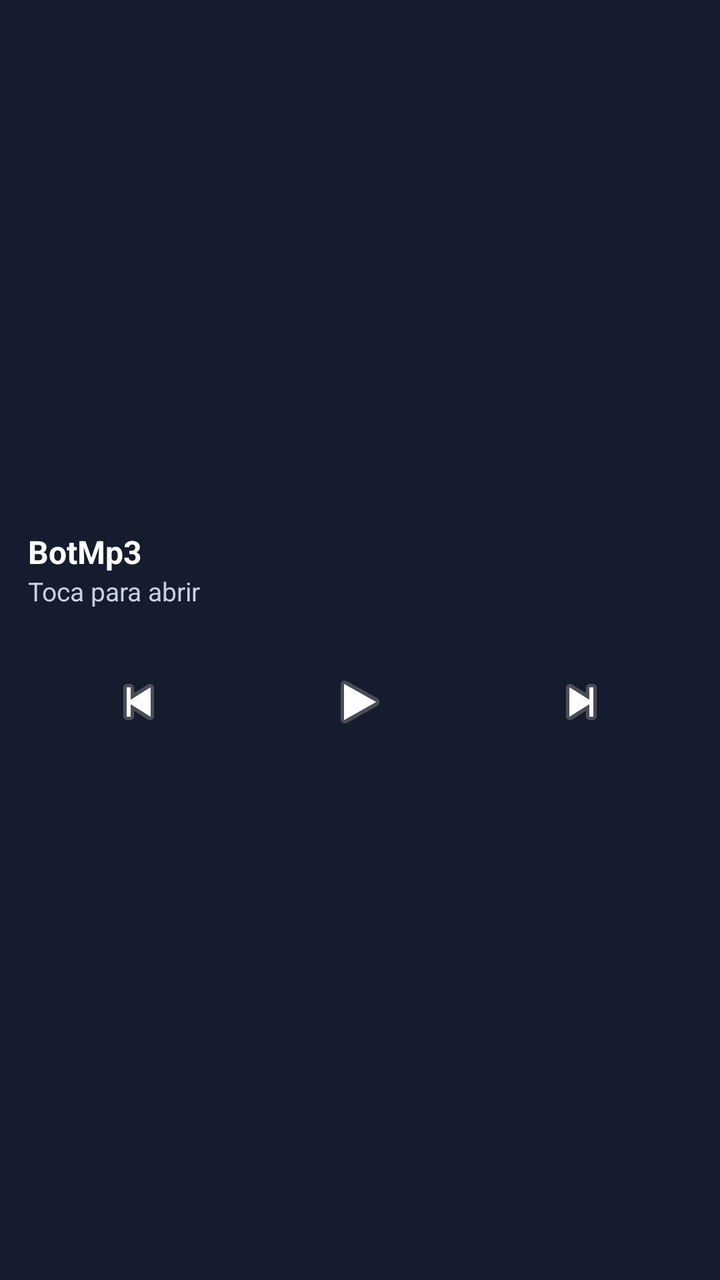
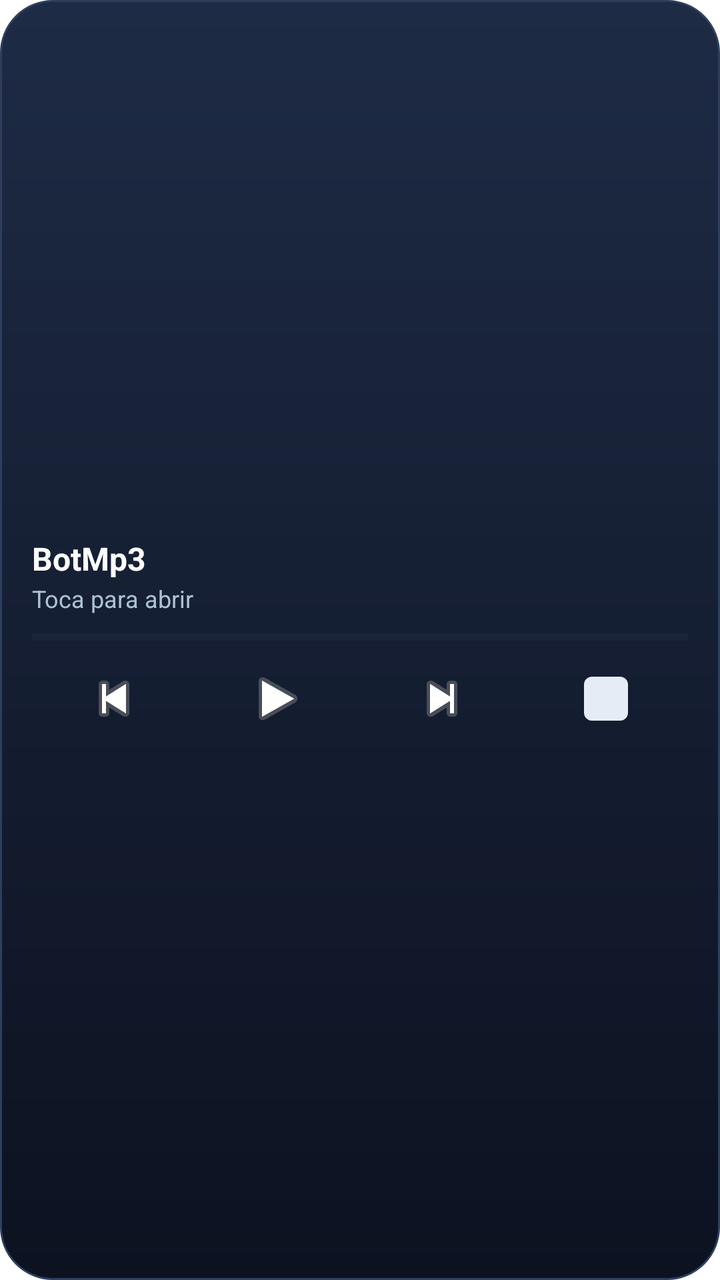

The first picture is an Android layout as it rendered before a commit; the second is the same layout after the commit. The layout source and the unified diff follow.
<!-- AndroidManifest.xml: fallback theme Theme.MaterialComponents.DayNight.NoActionBar -->
<!-- res/layout/widget_botmp3.xml -->
<?xml version="1.0" encoding="utf-8"?>
<LinearLayout xmlns:android="http://schemas.android.com/apk/res/android"
    android:id="@+id/widget_raiz"
    android:layout_width="match_parent"
    android:layout_height="match_parent"
    android:background="#141C2E"
    android:gravity="center_vertical"
    android:orientation="vertical"
    android:padding="14dp">

    <TextView
        android:id="@+id/widget_titulo"
        android:layout_width="match_parent"
        android:layout_height="wrap_content"
        android:ellipsize="end"
        android:maxLines="1"
        android:text="BotMp3"
        android:textColor="#FFFFFF"
        android:textSize="16sp"
        android:textStyle="bold" />

    <TextView
        android:id="@+id/widget_artista"
        android:layout_width="match_parent"
        android:layout_height="wrap_content"
        android:ellipsize="end"
        android:maxLines="1"
        android:text="Toca para abrir"
        android:textColor="#C7D2DE"
        android:textSize="13sp" />

    <TextView
        android:id="@+id/widget_estado"
        android:layout_width="match_parent"
        android:layout_height="wrap_content"
        android:layout_marginTop="2dp"
        android:maxLines="1"
        android:text=""
        android:textColor="#34D399"
        android:textSize="11sp" />

    <LinearLayout
        android:layout_width="match_parent"
        android:layout_height="wrap_content"
        android:layout_marginTop="6dp"
        android:gravity="center_vertical"
        android:orientation="horizontal">

        <ImageButton
            android:id="@+id/widget_prev"
            android:layout_width="0dp"
            android:layout_height="48dp"
            android:layout_weight="1"
            android:background="#00000000"
            android:contentDescription="Anterior"
            android:scaleType="centerInside"
            android:src="@android:drawable/ic_media_previous" />

        <ImageButton
            android:id="@+id/widget_play"
            android:layout_width="0dp"
            android:layout_height="48dp"
            android:layout_weight="1"
            android:background="#00000000"
            android:contentDescription="Reproducir o pausar"
            android:scaleType="centerInside"
            android:src="@android:drawable/ic_media_play" />

        <ImageButton
            android:id="@+id/widget_next"
            android:layout_width="0dp"
            android:layout_height="48dp"
            android:layout_weight="1"
            android:background="#00000000"
            android:contentDescription="Siguiente"
            android:scaleType="centerInside"
            android:src="@android:drawable/ic_media_next" />
    </LinearLayout>
</LinearLayout>
<!-- resources referenced by this layout -->
<resources>

</resources>

<!-- the commit's change to res/layout/widget_botmp3.xml (unified diff, before → after) -->
@@ -3,10 +3,10 @@
     android:id="@+id/widget_raiz"
     android:layout_width="match_parent"
     android:layout_height="match_parent"
-    android:background="#141C2E"
+    android:background="@drawable/widget_fondo"
     android:gravity="center_vertical"
     android:orientation="vertical"
-    android:padding="14dp">
+    android:padding="16dp">
 
     <TextView
         android:id="@+id/widget_titulo"
@@ -23,21 +23,23 @@
         android:id="@+id/widget_artista"
         android:layout_width="match_parent"
         android:layout_height="wrap_content"
+        android:layout_marginTop="1dp"
         android:ellipsize="end"
         android:maxLines="1"
         android:text="Toca para abrir"
-        android:textColor="#C7D2DE"
-        android:textSize="13sp" />
+        android:textColor="#AFC0D6"
+        android:textSize="12sp" />
 
-    <TextView
-        android:id="@+id/widget_estado"
+    <ProgressBar
+        android:id="@+id/widget_progreso"
+        style="?android:attr/progressBarStyleHorizontal"
         android:layout_width="match_parent"
-        android:layout_height="wrap_content"
-        android:layout_marginTop="2dp"
-        android:maxLines="1"
-        android:text=""
-        android:textColor="#34D399"
-        android:textSize="11sp" />
+        android:layout_height="6dp"
+        android:layout_marginTop="8dp"
+        android:max="100"
+        android:progress="0"
+        android:progressTint="#34D399"
+        android:progressBackgroundTint="#2A3850" />
 
     <LinearLayout
         android:layout_width="match_parent"
@@ -49,7 +51,7 @@
         <ImageButton
             android:id="@+id/widget_prev"
             android:layout_width="0dp"
-            android:layout_height="48dp"
+            android:layout_height="44dp"
             android:layout_weight="1"
             android:background="#00000000"
             android:contentDescription="Anterior"
@@ -59,7 +61,7 @@
         <ImageButton
             android:id="@+id/widget_play"
             android:layout_width="0dp"
-            android:layout_height="48dp"
+            android:layout_height="44dp"
             android:layout_weight="1"
             android:background="#00000000"
             android:contentDescription="Reproducir o pausar"
@@ -69,11 +71,21 @@
         <ImageButton
             android:id="@+id/widget_next"
             android:layout_width="0dp"
-            android:layout_height="48dp"
+            android:layout_height="44dp"
             android:layout_weight="1"
             android:background="#00000000"
             android:contentDescription="Siguiente"
             android:scaleType="centerInside"
             android:src="@android:drawable/ic_media_next" />
+
+        <ImageButton
+            android:id="@+id/widget_stop"
+            android:layout_width="0dp"
+            android:layout_height="44dp"
+            android:layout_weight="1"
+            android:background="#00000000"
+            android:contentDescription="Detener"
+            android:scaleType="centerInside"
+            android:src="@drawable/ic_widget_stop" />
     </LinearLayout>
 </LinearLayout>
<!-- resource entries referenced after the edit -->
@@ -1,5 +1,27 @@
 <!-- resources referenced by this layout -->
 <resources>
-
+  <!-- drawable ic_widget_stop (drawable) -->
+  <?xml version="1.0" encoding="utf-8"?>
+  <shape xmlns:android="http://schemas.android.com/apk/res/android"
+      android:shape="rectangle">
+      <solid android:color="#E6ECF5" />
+      <corners android:radius="4dp" />
+      <size
+          android:width="22dp"
+          android:height="22dp" />
+  </shape>
+  <!-- drawable widget_fondo (drawable) -->
+  <?xml version="1.0" encoding="utf-8"?>
+  <shape xmlns:android="http://schemas.android.com/apk/res/android"
+      android:shape="rectangle">
+      <gradient
+          android:angle="270"
+          android:endColor="#0C1220"
+          android:startColor="#1E2B45" />
+      <corners android:radius="26dp" />
+      <stroke
+          android:width="1dp"
+          android:color="#2E3F5E" />
+  </shape>
 </resources>
 
